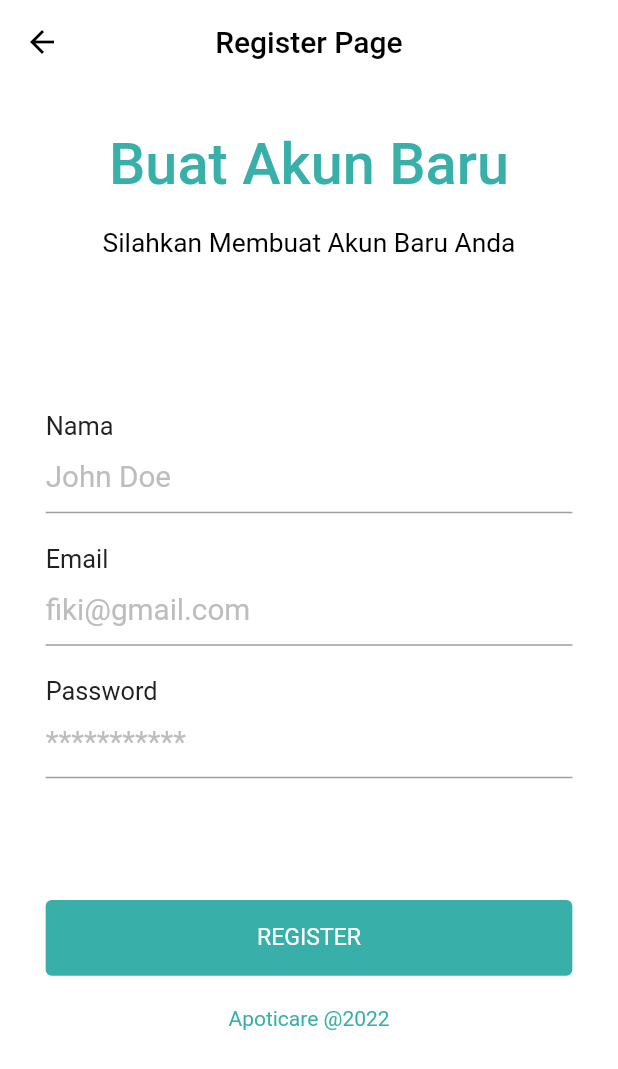
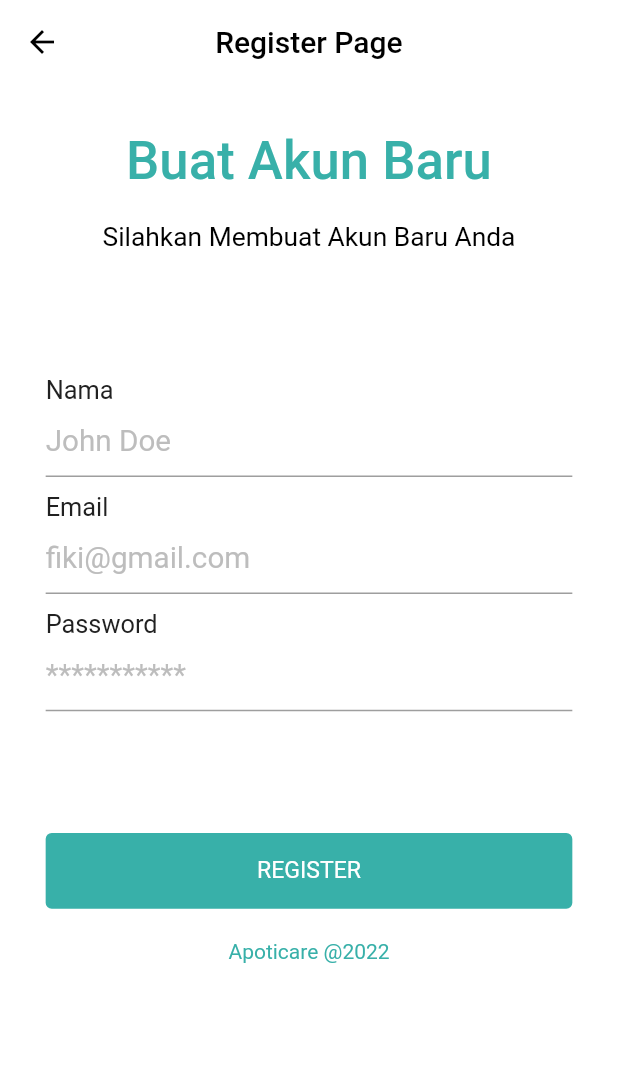
Before and after one commit to tikariza22/PROJEK-PBM, a Flutter app: the screen it shows after launch, after a tap on "Daftar Akun", on a phone screen of 412 x 824 dp. Shown: the top 1069 px of the screen. Run offline on Flutter 3.47's test engine with Material 2 defaults, Android fonts, the light colour scheme and no system bars; our stand-ins replace cloud_firestore, firebase_auth, firebase_core, firebase_storage, flutter_screenutil, geolocator and 6 more; missing offline and left inert: dart:ffi, flutter_barcode_scanner; accounts and stored records are empty.

Commit message:
perbaikan inspect widget

```diff
--- a/lib/view/control_view.dart
+++ b/lib/view/control_view.dart
@@ -81,7 +81,7 @@ class CustomBottomNavigationBar extends StatelessWidget {
                 Icons.location_on_outlined,
                 color: Colors.black,
               ),
-              label: "LOCASI",
+              label: "LOKASI",
               activeIcon: Icon(
                 Icons.location_on_outlined,
                 color: Color(0xff38B0A9),
--- a/lib/view/loginview.dart
+++ b/lib/view/loginview.dart
@@ -37,7 +37,7 @@ class LoginView extends GetWidget<AuthViewController> {
               children: [
                 CustomText(
                   text: "Silahkan Login",
-                  fontSize: 35,
+                  fontSize: 32,
                   color: Color(0xff38B0A9),
                   alignment: Alignment.center,
                   fontWeight: FontWeight.w500,
--- a/lib/view/register_view.dart
+++ b/lib/view/register_view.dart
@@ -47,7 +47,7 @@ class RegisterView extends GetWidget<AuthViewController> {
               children: [
                 CustomText(
                   text: "Buat Akun Baru",
-                  fontSize: 35,
+                  fontSize: 32,
                   alignment: Alignment.center,
                   fontWeight: FontWeight.w500,
                   color: Color(0xff38B0A9),
@@ -60,7 +60,7 @@ class RegisterView extends GetWidget<AuthViewController> {
                   alignment: Alignment.center,
                 ),
                 SizedBox(
-                  height: 100.h,
+                  height: 80.h,
                 ),
                 CustomTextFormField(
                   title: 'Nama',
@@ -74,7 +74,7 @@ class RegisterView extends GetWidget<AuthViewController> {
                   },
                 ),
                 SizedBox(
-                  height: 20.h,
+                  height: 10.h,
                 ),
                 CustomTextFormField(
                   title: 'Email',
@@ -88,7 +88,7 @@ class RegisterView extends GetWidget<AuthViewController> {
                   },
                 ),
                 SizedBox(
-                  height: 20.h,
+                  height: 10.h,
                 ),
                 CustomTextFormField(
                   title: 'Password',
```
Also changed, not shown: pubspec.lock.
